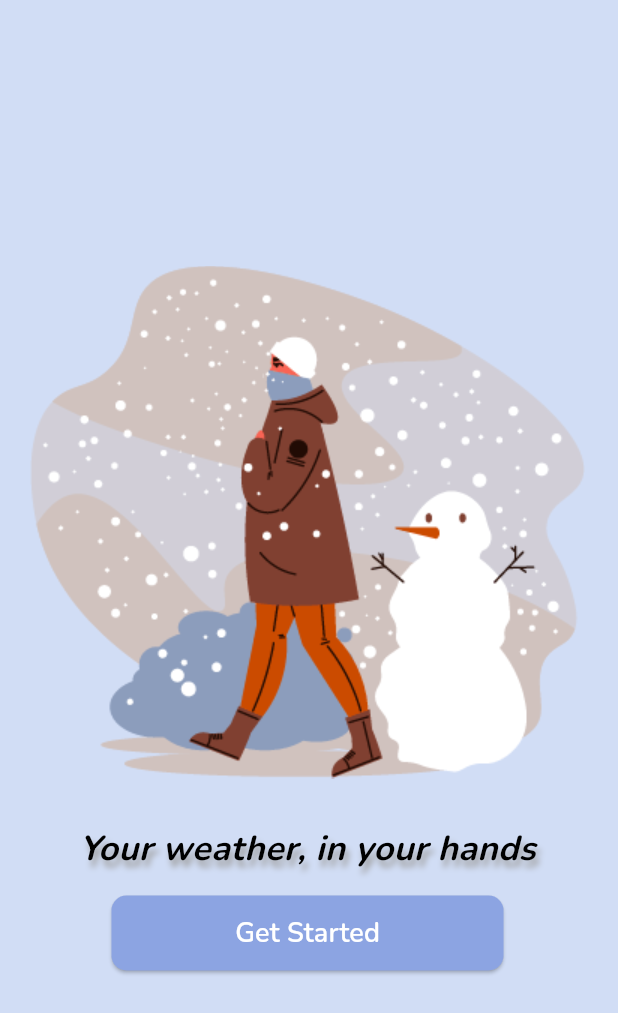
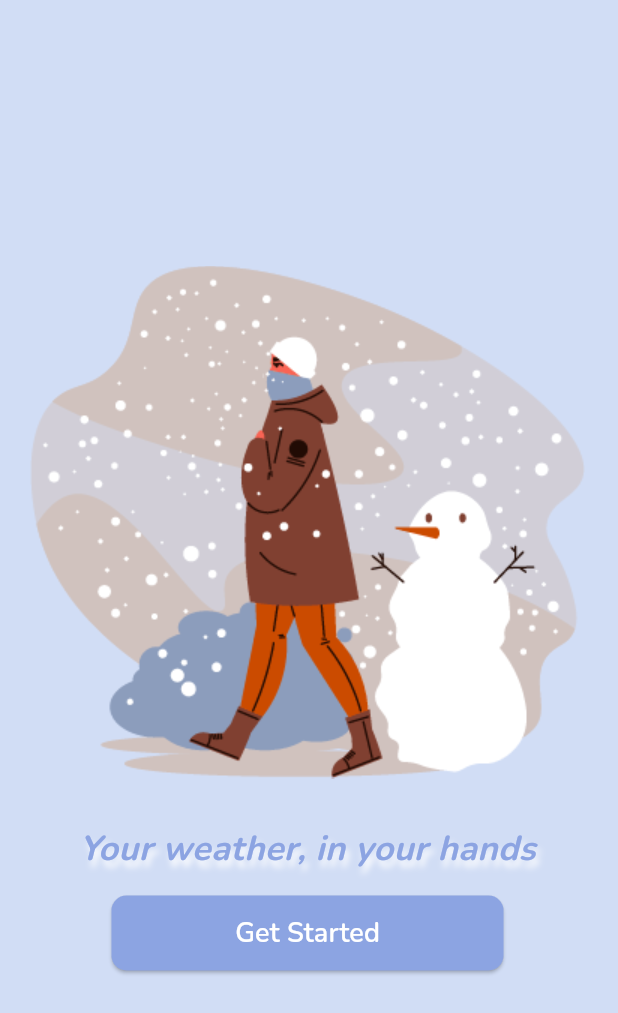
Before and after one commit to SamaShurrab/weather_app, a Flutter app: the screen it shows after launch, on a phone screen of 412 x 824 dp. Shown: the top 1013 px of the screen. Run offline on Flutter 3.47's test engine with Material 3 defaults, Android fonts, the phone set to English and light mode, and no system bars.

Commit message:
Refactor SplashScreen styles and add ChooseCityScreen implementation

```diff
--- a/lib/screens/splash_screen.dart
+++ b/lib/screens/splash_screen.dart
@@ -17,24 +17,24 @@ class SplashScreen extends StatelessWidget {
           mainAxisAlignment: MainAxisAlignment.center,
           children: [
             Image.asset(ImagePaths.logo),
-            SizedBox(height: 30),
+            const SizedBox(height: 30),
             Text(
               AppStrings.descriptionTitle,
               style: TextStyle(
                 fontStyle: FontStyle.italic,
-                shadows: [
+                shadows: const [
                   Shadow(
-                    color: Colors.grey,
+                    color: Colors.white,
                     blurRadius: 5,
                     offset: Offset(2, 5),
                   ),
                 ],
                 fontSize: 23,
-                color: Colors.black,
+                color: AppColors.secondaryColor,
                 fontWeight: FontWeight.w700,
               ),
             ),
-            SizedBox(height: 15),
+            const SizedBox(height: 15),
             Custombutton(
               onPressed: () {},
               buttonText: AppStrings.getStarted,
@@ -44,5 +44,5 @@ class SplashScreen extends StatelessWidget {
         ),
       ),
     );
-  }
-}
+  } //build()
+}//SplashScreen class
```
Also changed, not shown: lib/screens/choose_city_screen.dart (added, +17 -0 lines).
